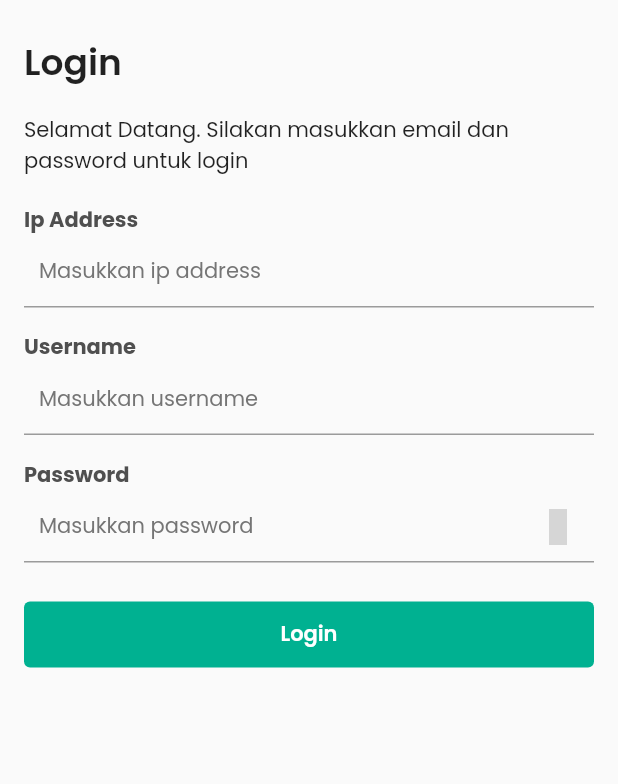
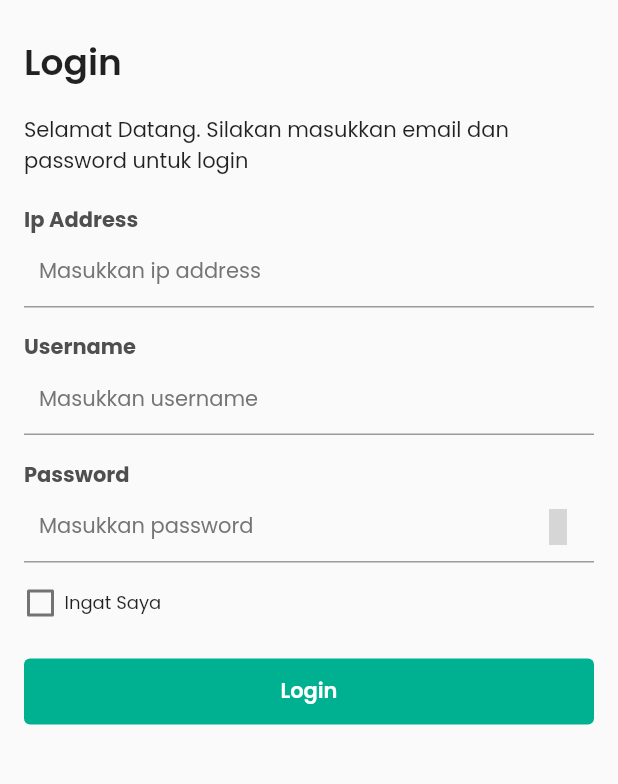
Before and after one commit to rzf-web/max-display-mm, a Flutter app: the screen it shows after launch, on a phone screen of 412 x 824 dp, the part 189-973 px from its top. Run offline on Flutter 3.47's test engine with Material 2 defaults, Android fonts, the phone set to English and light mode, and no system bars; our stand-ins replace dio, get, google_fonts, material_design_icons_flutter, shared_preferences; grey boxes are pictures that could not be loaded.

Commit message:
Menambahkan fitur ingat saya

```diff
--- a/lib/helper/const.dart
+++ b/lib/helper/const.dart
@@ -1,3 +1,4 @@
 //Image
 
 const rzfLogo = "assets/rzf-logo.png";
+const appsLogo = "assets/RZFMinimarket.ico";
--- a/lib/routes/app_pages.dart
+++ b/lib/routes/app_pages.dart
@@ -5,6 +5,7 @@ import 'package:max_display_app/binding/rack.binding.dart';
 import 'package:max_display_app/view/login/login.page.dart';
 import 'package:max_display_app/view/product_list/product.page.dart';
 import 'package:max_display_app/view/rack_list/rack.page.dart';
+import 'package:max_display_app/view/splash_screen.dart';
 
 part 'app_routes.dart';
 
@@ -12,9 +13,14 @@ abstract class AppPages {
   AppPages._();
 
   static const _transition = Transition.fadeIn;
-  static const initialPage = Routes.login;
+  static const initialPage = Routes.splashScreen;
 
   static var pages = <GetPage>[
+    GetPage(
+      name: Routes.splashScreen,
+      page: () => const SplashScreenPage(),
+      transition: _transition,
+    ),
     GetPage(
       name: Routes.login,
       page: () => const LoginPage(),
--- a/lib/routes/app_routes.dart
+++ b/lib/routes/app_routes.dart
@@ -3,12 +3,14 @@ part of 'app_pages.dart';
 abstract class Routes {
   Routes._();
 
+  static const splashScreen = _Paths.splashScreen;
   static const login = _Paths.login;
   static const rack = _Paths.rack;
   static const product = _Paths.product;
 }
 
 abstract class _Paths {
+  static const splashScreen = '/splash-screen';
   static const login = '/login';
   static const rack = '/rack';
   static const product = '/Product';
--- a/lib/services/api/api_service.dart
+++ b/lib/services/api/api_service.dart
@@ -2,10 +2,15 @@ import 'package:dio/dio.dart';
 import 'package:max_display_app/services/api/api_helper.dart';
 
 class ApiService {
-  static final _dio = Dio();
+  static var _dio = Dio();
 
-  static get(String url, {Map<String, dynamic>? queryParameters}) async {
+  static get(
+    String url, {
+    Map<String, dynamic>? queryParameters,
+    int? secTimeOut,
+  }) async {
     try {
+      if (secTimeOut != null) _dio = Dio(getOptionTimeOut(secTimeOut));
       var response = await _dio.get(
         url,
         queryParameters: queryParameters,
--- a/lib/services/shared/shared_pref.dart
+++ b/lib/services/shared/shared_pref.dart
@@ -4,6 +4,17 @@ import 'package:shared_preferences/shared_preferences.dart';
 
 class SharedPref extends GetxController {
   static const String _keyIp = 'IP-API';
+  static const String _keyUserLogin = 'USER-LOGIN';
+
+  static Future<bool> loadUserLogin() async {
+    final sp = await SharedPreferences.getInstance();
+    return sp.getBool(_keyUserLogin) ?? false;
+  }
+
+  static saveUserLogin(bool saveUserLogin) async {
+    final sp = await SharedPreferences.getInstance();
+    sp.setBool(_keyUserLogin, saveUserLogin);
+  }
 
   static loadIp() async {
     final sp = await SharedPreferences.getInstance();
--- a/lib/view/login/login.controller.dart
+++ b/lib/view/login/login.controller.dart
@@ -16,6 +16,7 @@ class LoginController extends GetxController {
   var isConnecting = false.obs;
   var btnLoading = false.obs;
   var connect = false.obs;
+  var reMe = false;
   var ipFormKey = GlobalKey<FormFieldState>();
   var formKey = GlobalKey<FormState>();
 
@@ -33,6 +34,7 @@ class LoginController extends GetxController {
       var success = await manageResponse(response);
       if (success) {
         await SharedPref.saveIp();
+        await SharedPref.saveUserLogin(reMe);
         username = usernameController.text;
         Get.offAllNamed(Routes.rack);
       }
--- a/lib/view/login/login.page.dart
+++ b/lib/view/login/login.page.dart
@@ -4,6 +4,7 @@ import 'package:max_display_app/helper/const.dart';
 import 'package:max_display_app/helper/style_utils.dart';
 import 'package:max_display_app/helper/validator.dart';
 import 'package:max_display_app/view/login/login.controller.dart';
+import 'package:max_display_app/view/login/widget/app_remember_me.dart';
 import 'package:max_display_app/widget/auth_textfield.dart';
 import 'package:max_display_app/widget/custom_btn.dart';
 
@@ -103,6 +104,10 @@ class _FormInput extends GetView<LoginController> {
                 validator: (value) => emptyValidator("Password", value!),
               ),
             ),
+            Padding(
+              padding: const EdgeInsets.only(bottom: 16.0),
+              child: AppRememberMe(onChanged: (v) => controller.reMe = v),
+            ),
           ],
         ),
       ),
--- /dev/null
+++ b/lib/view/login/widget/app_remember_me.dart
@@ -0,0 +1,47 @@
+import 'package:flutter/material.dart';
+import 'package:get/get.dart';
+import 'package:max_display_app/helper/theme.dart';
+
+class AppRememberMe extends StatefulWidget {
+  final Function(bool) onChanged;
+  const AppRememberMe({super.key, required this.onChanged});
+
+  @override
+  State<AppRememberMe> createState() => _AppRememberMeState();
+}
+
+class _AppRememberMeState extends State<AppRememberMe> {
+  var checkBoxValue = false.obs;
+
+  onChanged() {
+    checkBoxValue.value = !checkBoxValue.value;
+    widget.onChanged(checkBoxValue.value);
+  }
+
+  @override
+  Widget build(BuildContext context) {
+    return GestureDetector(
+      onTap: () => onChanged(),
+      child: Row(
+        children: [
+          Obx(
+            () => SizedBox(
+              height: 22.0,
+              width: 22.0,
+              child: Checkbox(
+                value: checkBoxValue.value,
+                onChanged: (_) => onChanged(),
+                activeColor: primaryColor,
+              ),
+            ),
+          ),
+          const SizedBox(width: 5),
+          const Text(
+            "Ingat Saya",
+            style: TextStyle(fontSize: 12),
+          ),
+        ],
+      ),
+    );
+  }
+}
```
Also changed, not shown: lib/view/splash_screen.dart (added, +102 -0 lines), 1 other file.
